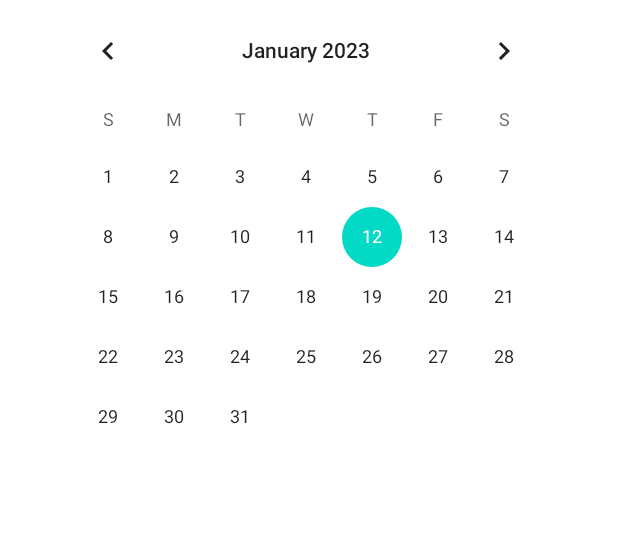
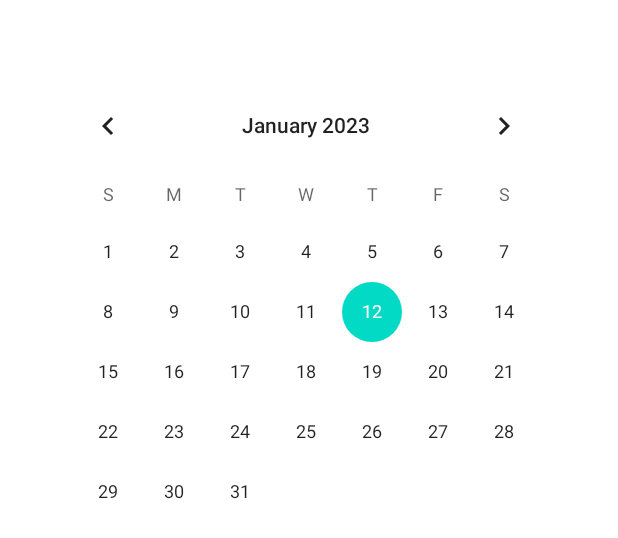
Before and after one commit to xodus5/iruri_project, an Android app: the layout calender_todo.xml on its own in the app's theme, with its tools: preview values and no code run, on a phone screen of 412 x 824 dp. Shown: the top 538 px of the screen. Run offline under Robolectric (Android 15) with nearby library versions, the phone set to English and light mode, and no system bars.

Commit message:
캘린더 위치 조정 & 로그인화면

```diff
--- a/app/src/main/res/layout/calender_todo.xml
+++ b/app/src/main/res/layout/calender_todo.xml
@@ -7,7 +7,8 @@
     <CalendarView
         android:layout_width="wrap_content"
         android:layout_height="wrap_content"
-        android:layout_marginLeft="30dp">
+        android:layout_marginLeft="30dp"
+        android:layout_marginTop="50dp">
     </CalendarView>
 
 
```
Also changed, not shown: app/src/main/res/layout/activity_login.xml (+13 -1 lines).
